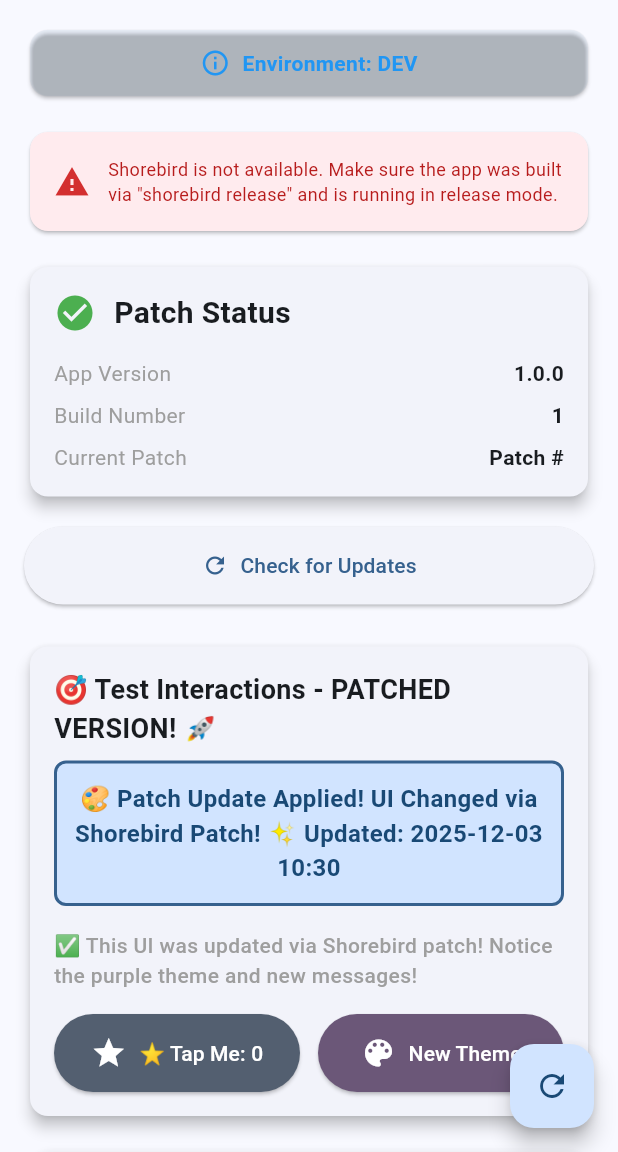
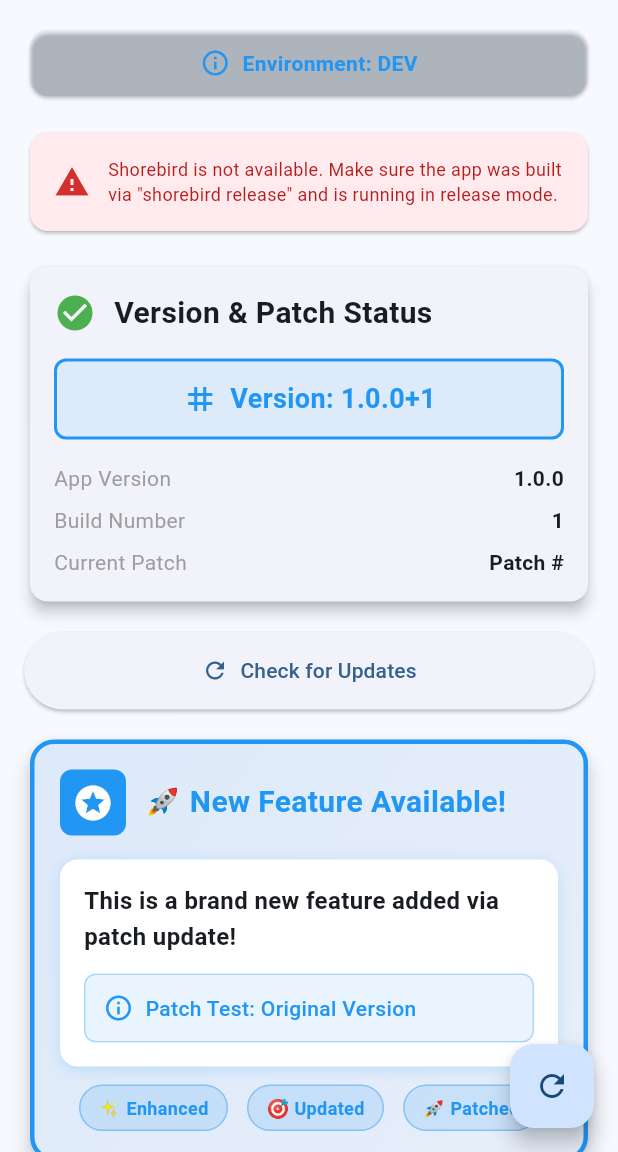
Before and after one commit to raghusharany/shorebird_test_app, a Flutter app: the screen it shows after launch, on a phone screen of 412 x 824 dp, the part 84-1236 px from its top. Run offline on Flutter 3.47's test engine with Material 3 defaults, Android fonts, the light colour scheme and no system bars; our stand-ins replace flutter_dotenv, package_info_plus; missing offline and left inert: shorebird_code_push.

Commit message:
workflow updated
workflow updated and testing next release build

```diff
--- a/lib/pages/patch_test_page.dart
+++ b/lib/pages/patch_test_page.dart
@@ -21,12 +21,6 @@
   UpdateStatus? _lastUpdateStatus;
 
   // UI elements that will change with patches
-  MaterialColor _themeColor = Colors.purple;
-  int _clickCount = 0;
-  final String _welcomeMessage =
-      '🎨 Patch Update Applied! UI Changed via Shorebird Patch! ✨ Updated: ${DateTime.now().toString().substring(0, 16)}';
-
-  // New feature for patch testing
   final String _featureTitle = '🚀 New Feature Available!';
   final String _featureDescription =
       'This is a brand new feature added via patch update!';
@@ -53,9 +47,6 @@
     }).catchError((Object error) {
       debugPrint('Error reading current patch: $error');
     });
-
-    // Set initial theme color based on environment
-    _themeColor = _getMaterialColor(widget.config.primaryColor);
   }
 
   Future<void> _loadPackageInfo() async {
@@ -76,13 +67,6 @@
         });
       }
     }
-  }
-
-  MaterialColor _getMaterialColor(Color color) {
-    if (color == Colors.blue) return Colors.blue;
-    if (color == Colors.orange) return Colors.orange;
-    if (color == Colors.purple) return Colors.purple;
-    return Colors.purple; // default
   }
 
   Future<void> _checkForUpdate() async {
@@ -233,8 +217,9 @@
 
       if (!mounted) return;
 
-      // Refresh patch info after update
+      // Refresh patch info and version after update
       final currentPatch = await _updater.readCurrentPatch();
+      await _loadPackageInfo();
       if (mounted) {
         setState(() => _currentPatch = currentPatch);
       }
@@ -247,38 +232,9 @@
     }
   }
 
-  void _incrementCounter() {
-    setState(() {
-      _clickCount++;
-    });
-  }
-
-  void _changeTheme() {
-    setState(() {
-      // Cycle through different colors to show patch changes
-      final colors = <MaterialColor>[
-        Colors.blue,
-        Colors.green,
-        Colors.orange,
-        Colors.purple,
-        Colors.red,
-        Colors.teal,
-      ];
-      final currentIndex = colors.indexOf(_themeColor);
-      _themeColor = colors[(currentIndex + 1) % colors.length];
-    });
-  }
-
   @override
   Widget build(BuildContext context) {
-    final theme = Theme.of(context);
-
-    return Theme(
-      data: ThemeData(
-        colorScheme: ColorScheme.fromSeed(seedColor: _themeColor),
-        useMaterial3: true,
-      ),
-      child: Scaffold(
+    return Scaffold(
       appBar: AppBar(
         backgroundColor: Theme.of(context).colorScheme.inversePrimary,
         title: Text('🔄 ${widget.config.appName}'),
@@ -342,7 +298,7 @@
               ),
             if (!_isUpdaterAvailable) const SizedBox(height: 16),
 
-              // Patch Status Card
+            // Version & Patch Status Card
             Card(
               elevation: 4,
               child: Padding(
@@ -363,13 +319,46 @@
                         ),
                         const SizedBox(width: 12),
                         const Text(
-                            'Patch Status',
+                          'Version & Patch Status',
                           style: TextStyle(
                             fontSize: 20,
                             fontWeight: FontWeight.bold,
                           ),
                         ),
                       ],
+                    ),
+                    const SizedBox(height: 16),
+                    // Full version display
+                    Container(
+                      padding: const EdgeInsets.all(12),
+                      decoration: BoxDecoration(
+                        color:
+                            widget.config.primaryColor.withValues(alpha: 0.1),
+                        borderRadius: BorderRadius.circular(8),
+                        border: Border.all(
+                          color: widget.config.primaryColor,
+                          width: 2,
+                        ),
+                      ),
+                      child: Row(
+                        mainAxisAlignment: MainAxisAlignment.center,
+                        children: [
+                          Icon(
+                            Icons.tag,
+                            color: widget.config.primaryColor,
+                            size: 24,
+                          ),
+                          const SizedBox(width: 8),
+                          Text(
+                            'Version: $_appVersion+$_buildNumber',
+                            style: TextStyle(
+                              fontSize: 18,
+                              fontWeight: FontWeight.bold,
+                              color: widget.config.primaryColor,
+                            ),
+                          ),
+                        ],
+                      ),
                     ),
                     const SizedBox(height: 16),
                     _buildStatusRow('App Version', _appVersion),
@@ -405,94 +394,10 @@
                       child: CircularProgressIndicator(strokeWidth: 2),
                     )
                   : const Icon(Icons.refresh),
-                label: Text(_isCheckingForUpdates
-                    ? 'Checking...'
-                    : 'Check for Updates'),
+              label: Text(
+                  _isCheckingForUpdates ? 'Checking...' : 'Check for Updates'),
               style: ElevatedButton.styleFrom(
                 padding: const EdgeInsets.symmetric(vertical: 16),
-                ),
-              ),
-              const SizedBox(height: 24),
-
-              // Interactive Test Section
-              Card(
-                elevation: 4,
-                child: Padding(
-                  padding: const EdgeInsets.all(16.0),
-                  child: Column(
-                    crossAxisAlignment: CrossAxisAlignment.start,
-                    children: [
-                      const Text(
-                        '🎯 Test Interactions - PATCHED VERSION! 🚀',
-                        style: TextStyle(
-                          fontSize: 18,
-                          fontWeight: FontWeight.bold,
-                        ),
-                      ),
-                      const SizedBox(height: 8),
-                      Container(
-                        padding: const EdgeInsets.all(12),
-                        decoration: BoxDecoration(
-                          color: theme.colorScheme.primaryContainer,
-                          borderRadius: BorderRadius.circular(8),
-                          border: Border.all(
-                            color: theme.colorScheme.primary,
-                            width: 2,
-                          ),
-                        ),
-                        child: Text(
-                          _welcomeMessage,
-                          style: TextStyle(
-                            fontSize: 16,
-                            color: theme.colorScheme.onPrimaryContainer,
-                            fontWeight: FontWeight.bold,
-                          ),
-                          textAlign: TextAlign.center,
-                        ),
-                      ),
-                      const SizedBox(height: 16),
-                      const Text(
-                        '✅ This UI was updated via Shorebird patch! Notice the purple theme and new messages!',
-                        style: TextStyle(
-                            fontSize: 14,
-                            color: Colors.grey,
-                            fontWeight: FontWeight.w500),
-                      ),
-                      const SizedBox(height: 16),
-                      Row(
-                        mainAxisAlignment: MainAxisAlignment.spaceEvenly,
-                        children: [
-                          Expanded(
-                            child: ElevatedButton.icon(
-                              onPressed: _incrementCounter,
-                              icon: const Icon(Icons.star, size: 24),
-                              label: Text('⭐ Tap Me: $_clickCount'),
-                              style: ElevatedButton.styleFrom(
-                                padding:
-                                    const EdgeInsets.symmetric(vertical: 14),
-                                backgroundColor: theme.colorScheme.secondary,
-                                foregroundColor: theme.colorScheme.onSecondary,
-                              ),
-                            ),
-                          ),
-                          const SizedBox(width: 12),
-                          Expanded(
-                            child: ElevatedButton.icon(
-                              onPressed: _changeTheme,
-                              icon: const Icon(Icons.color_lens, size: 24),
-                              label: const Text('New Theme'),
-                              style: ElevatedButton.styleFrom(
-                                padding:
-                                    const EdgeInsets.symmetric(vertical: 14),
-                                backgroundColor: theme.colorScheme.tertiary,
-                                foregroundColor: theme.colorScheme.onTertiary,
-                              ),
-                            ),
-                          ),
-                        ],
-                      ),
-                    ],
-                  ),
               ),
             ),
             const SizedBox(height: 16),
@@ -582,8 +487,7 @@
                               color: _featureCardColor.withValues(alpha: 0.1),
                               borderRadius: BorderRadius.circular(8),
                               border: Border.all(
-                                  color:
-                                      _featureCardColor.withValues(alpha: 0.3),
+                                color: _featureCardColor.withValues(alpha: 0.3),
                               ),
                             ),
                             child: Row(
@@ -638,7 +542,7 @@
                         Icon(Icons.info, color: Colors.green.shade700),
                         const SizedBox(width: 8),
                         Text(
-                            '📱 Patch Update Instructions',
+                          '📱 How to Test Version Management',
                           style: TextStyle(
                             fontSize: 16,
                             fontWeight: FontWeight.bold,
@@ -650,27 +554,23 @@
                     const SizedBox(height: 12),
                     _buildInstructionStep(
                       '1',
-                        'FIRST RELEASE: Build release: shorebird release android/ios --flavor dev/staging/production',
+                      'Create a release: Use GitHub Actions workflow or run: shorebird release android/ios --flavor dev/staging/production',
                     ),
                     _buildInstructionStep(
                       '2',
-                        'Install the release build on your device',
+                      'Install the release APK on your device (check version shown above)',
                     ),
                     _buildInstructionStep(
                       '3',
-                        'Make UI changes (colors, text, layout) in the code',
+                      'For new version: Update pubspec.yaml version OR use workflow with version_increment (patch/minor/major)',
                     ),
                     _buildInstructionStep(
                       '4',
-                        'Create a patch: shorebird patch android/ios --flavor dev/staging/production --dart-define=ENVIRONMENT=dev/staging/production',
+                      'Create new release with updated version - the app will show the new version after restart',
                     ),
                     _buildInstructionStep(
                       '5',
-                        'In the app, tap "Check for Updates"',
-                      ),
-                      _buildInstructionStep(
-                        '6',
-                        'Download the update and restart the app to see changes',
+                      'For patches: Make UI changes, create patch via workflow, then tap "Check for Updates" in app',
                     ),
                   ],
                 ),
@@ -692,7 +592,6 @@
                 ),
               )
             : const Icon(Icons.refresh),
-        ),
       ),
     );
   }
```
Also changed, not shown: 3 other files. Lines whose indentation alone changed are shown as unchanged.
